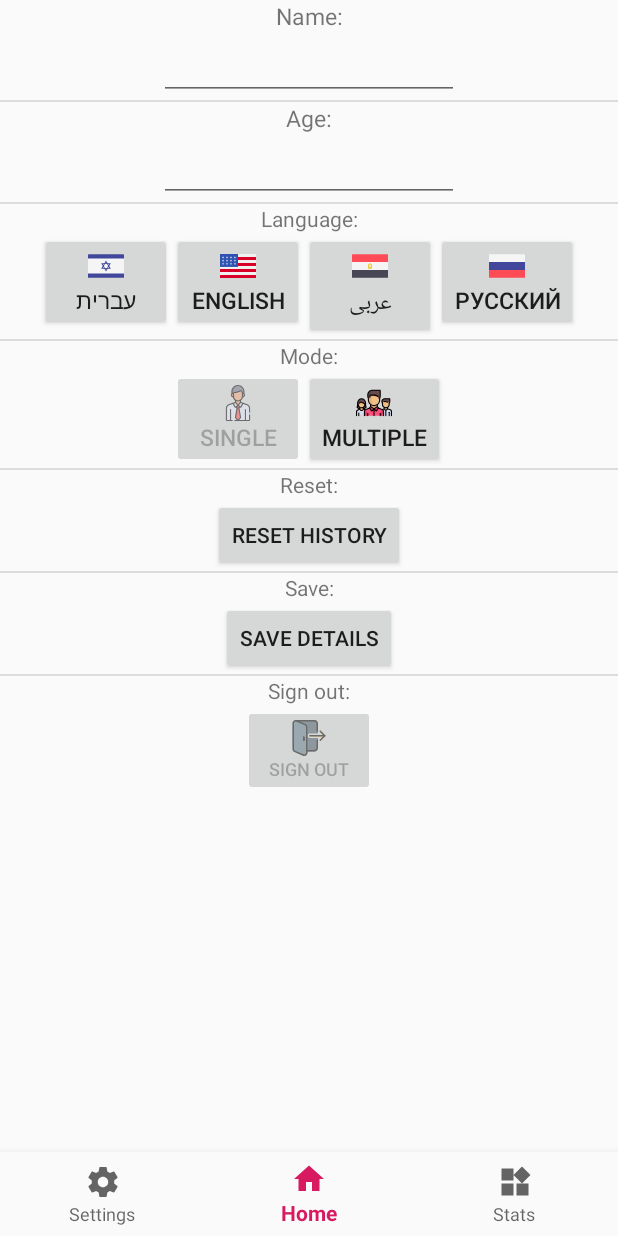
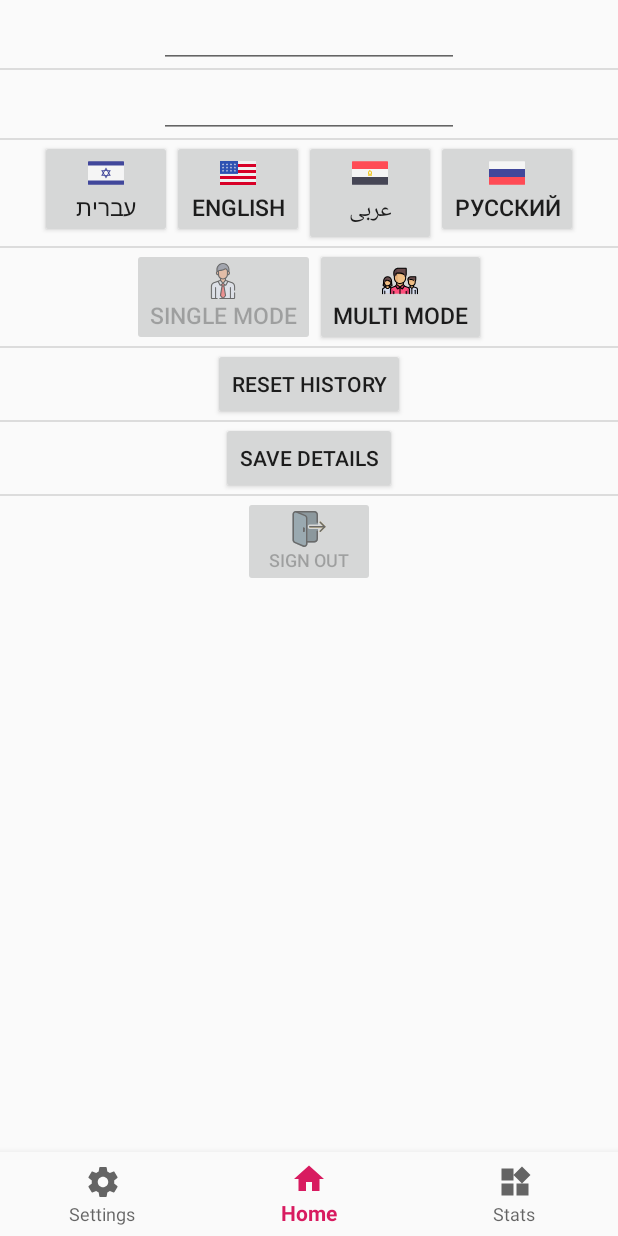
Before and after one commit to gfudim/math-is-fun, an Android app: the fragment SettingsFragment placed in its activity, on a phone screen of 412 x 824 dp. Run offline under Robolectric (Android 15) with nearby library versions, the phone set to English and light mode, and no system bars; our stand-ins replace Firebase (no records; nobody signed in at launch, a user with empty details on screens opened directly); libraries missing offline, so code that uses them is left out: com.firebase.ui, io.paperdb, net.yslibrary.android; 5 statements that could not run were skipped.

Commit message:
russian update and settings layout update

```diff
--- a/app/src/main/res/layout/fragment_settings.xml
+++ b/app/src/main/res/layout/fragment_settings.xml
@@ -8,12 +8,12 @@
         android:layout_height="match_parent"
         android:orientation="vertical">
 
-        <TextView
-            android:gravity="center"
-            android:layout_width="match_parent"
-            android:layout_height="wrap_content"
-            android:textSize="15dp"
-            android:text="@string/Name" />
+        <!--<TextView-->
+            <!--android:gravity="center"-->
+            <!--android:layout_width="match_parent"-->
+            <!--android:layout_height="wrap_content"-->
+            <!--android:textSize="15dp"-->
+            <!--android:text="@string/Name" />-->
 
         <EditText
             android:id="@+id/nameEditText"
@@ -26,12 +26,12 @@
 
         <View style="@style/Divider" />
 
-        <TextView
-            android:gravity="center"
-            android:layout_width="match_parent"
-            android:layout_height="wrap_content"
-            android:textSize="15dp"
-            android:text="@string/Age" />
+        <!--<TextView-->
+            <!--android:gravity="center"-->
+            <!--android:layout_width="match_parent"-->
+            <!--android:layout_height="wrap_content"-->
+            <!--android:textSize="15dp"-->
+            <!--android:text="@string/Age" />-->
 
         <EditText
             android:id="@+id/ageEditText"
@@ -46,11 +46,11 @@
 
         <View style="@style/Divider" />
 
-        <TextView
-            android:gravity="center"
-            android:layout_width="match_parent"
-            android:layout_height="wrap_content"
-            android:text="Language:" />
+        <!--<TextView-->
+            <!--android:gravity="center"-->
+            <!--android:layout_width="match_parent"-->
+            <!--android:layout_height="wrap_content"-->
+            <!--android:text="Language:" />-->
 
         <LinearLayout
             android:layout_width="wrap_content"
@@ -95,11 +95,11 @@
 
 
 
-        <TextView
-            android:gravity="center"
-            android:layout_width="match_parent"
-            android:layout_height="wrap_content"
-            android:text="Mode:" />
+        <!--<TextView-->
+            <!--android:gravity="center"-->
+            <!--android:layout_width="match_parent"-->
+            <!--android:layout_height="wrap_content"-->
+            <!--android:text="Mode:" />-->
 
         <LinearLayout
             android:layout_width="wrap_content"
@@ -112,7 +112,7 @@
                 android:layout_width="wrap_content"
                 android:layout_height="wrap_content"
                 android:drawableTop="@drawable/ic_single_mode"
-                android:text="Single"
+                android:text="@string/single_mode"
                 android:textSize="15dp" />
 
             <Button
@@ -120,15 +120,15 @@
                 android:layout_width="wrap_content"
                 android:layout_height="wrap_content"
                 android:drawableTop="@drawable/ic_multi_mode"
-                android:text="Multiple"
+                android:text="@string/multi_mode"
                 android:textSize="15dp" />
         </LinearLayout>
         <View style="@style/Divider" />
-        <TextView
-            android:gravity="center"
-            android:layout_width="match_parent"
-            android:layout_height="wrap_content"
-            android:text="Reset:" />
+        <!--<TextView-->
+            <!--android:gravity="center"-->
+            <!--android:layout_width="match_parent"-->
+            <!--android:layout_height="wrap_content"-->
+            <!--android:text="Reset:" />-->
 
         <Button
             android:id="@+id/resetBtn"
@@ -137,11 +137,11 @@
             android:layout_gravity="center"
             android:text="@string/reset_history" />
         <View style="@style/Divider" />
-        <TextView
-            android:gravity="center"
-            android:layout_width="match_parent"
-            android:layout_height="wrap_content"
-            android:text="Save:" />
+        <!--<TextView-->
+            <!--android:gravity="center"-->
+            <!--android:layout_width="match_parent"-->
+            <!--android:layout_height="wrap_content"-->
+            <!--android:text="Save:" />-->
         <Button
             android:id="@+id/saveDetailsBtn"
             android:layout_width="wrap_content"
@@ -150,11 +150,11 @@
             android:text="@string/save_details" />
 
         <View style="@style/Divider" />
-        <TextView
-            android:gravity="center"
-            android:layout_width="match_parent"
-            android:layout_height="wrap_content"
-            android:text="Sign out:" />
+        <!--<TextView-->
+            <!--android:gravity="center"-->
+            <!--android:layout_width="match_parent"-->
+            <!--android:layout_height="wrap_content"-->
+            <!--android:text="Sign out:" />-->
         <Button
             android:id="@+id/signoutBtn"
             android:layout_width="wrap_content"
--- a/app/src/main/res/values/strings.xml
+++ b/app/src/main/res/values/strings.xml
@@ -32,12 +32,14 @@
     <string name="exit_session">About to exit</string>
     <string name="exit_session_warning">Are you sure you want to exit?</string>
     <string name="let_try_again">Lets try again</string>
-    <string name="start_answer">Need to start answer faster</string>
+    <string name="start_answer">Need to start to answer faster</string>
     <string name="correct_but_slow_answer">Answer correct, but it took to much time..</string>
     <string name="try_again">Try again..(faster)</string>
     <string name="points_won">"Points won: "</string>
     <string name="keep_it_up">Keep it up!</string>
     <string name="great_work">Great Work!</string>
-    <string name="you_got_a_prize">You got a prize! see the achivments page to see the new prize!</string>
+    <string name="you_got_a_prize">You got a prize! see the achievements page to see the new prize!</string>
     <string name="congratulations">Congratulations!</string>
+    <string name="single_mode">Single Mode</string>
+    <string name="multi_mode">Multi Mode</string>
 </resources>
```
Also changed, not shown: 2 other files.
